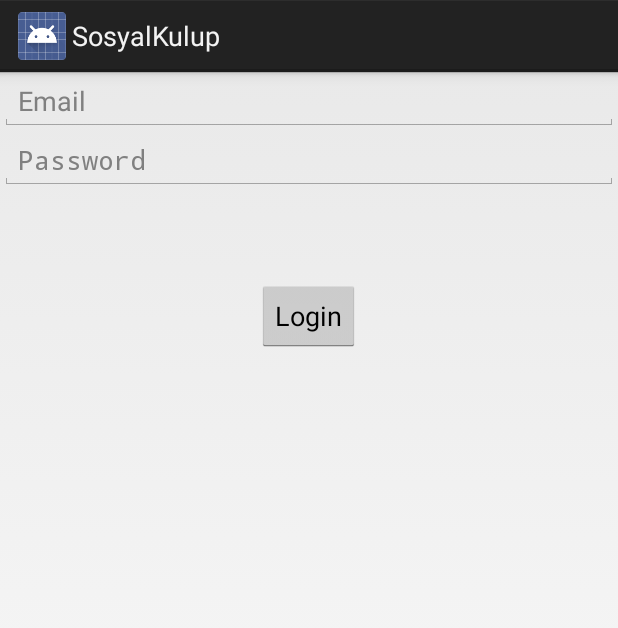
After one commit to ugurckmkc/SosyalKulup, an Android app: the Login screen opened directly, with no data from a screen before it, on a phone screen of 412 x 824 dp. The commit adds this screen. Shown: the top 628 px of the screen. Run offline under Robolectric (Android 15) with nearby library versions, the phone set to English and light mode, and no system bars; our stand-ins replace Volley.

Commit message:
Login Ekranı Eklendi (Tasarımı Yapılacak)

```diff
--- a/app/build.gradle
+++ b/app/build.gradle
@@ -25,5 +25,7 @@ dependencies {
         exclude group: 'com.android.support', module: 'support-annotations'
     })
     compile 'com.android.support.constraint:constraint-layout:1.0.0-beta5'
+    compile 'com.android.support:appcompat-v7:23.4.0'
+    compile 'com.mcxiaoke.volley:library-aar:1.0.0'
     testCompile 'junit:junit:4.12'
 }
--- /dev/null
+++ b/app/src/main/java/com/meuf/sosyalkulup/Login.java
@@ -0,0 +1,105 @@
+package com.meuf.sosyalkulup;
+
+import android.app.Activity;
+import android.content.Context;
+import android.content.Intent;
+import android.content.SharedPreferences;
+import android.os.Bundle;
+import android.view.View;
+import android.widget.Button;
+import android.widget.EditText;
+import android.widget.Toast;
+
+import com.android.volley.AuthFailureError;
+import com.android.volley.Request;
+import com.android.volley.RequestQueue;
+import com.android.volley.Response;
+import com.android.volley.VolleyError;
+import com.android.volley.toolbox.StringRequest;
+import com.android.volley.toolbox.Volley;
+
+import java.util.HashMap;
+import java.util.Map;
+
+public class Login extends Activity {
+    public static final String LOGIN_URL="http://sosyalkulup.hol.es/UserRegistration/login.php";
+    public static final String KEY_EMAIL="email";
+    public static final String KEY_PASSWORD="password";
+    public static final String LOGIN_SUCCESS="success";
+    public static final String SHARED_PREF_NAME="tech";
+    public static final String EMAIL_SHARED_PREF="email";
+    public static final String LOGGEDIN_SHARED_PREF="loggedin";
+    private EditText editTextEmail;
+    private EditText editTextPassword;
+    private Button BtnLogin;
+    private boolean loggedIn=false;
+
+    @Override
+    protected void onCreate(Bundle savedInstanceState) {
+        super.onCreate(savedInstanceState);
+        setContentView(R.layout.activity_login);
+        editTextEmail=(EditText)findViewById(R.id.editText_email);
+        editTextPassword=(EditText)findViewById(R.id.editText_password);
+        BtnLogin=(Button)findViewById(R.id.btn_login);
+        BtnLogin.setOnClickListener(new View.OnClickListener() {
+            @Override
+            public void onClick(View v) {
+                login();
+            }
+        });
+    }
+
+    private void login() {
+        final String email = editTextEmail.getText().toString().trim();
+        final String password = editTextPassword.getText().toString().trim();
+
+        StringRequest stringRequest = new StringRequest(Request.Method.POST, LOGIN_URL,
+                new Response.Listener<String>() {
+                    @Override
+                    public void onResponse(String response) {
+                        if(response.trim().equalsIgnoreCase(LOGIN_SUCCESS)){
+
+                            SharedPreferences sharedPreferences = Login.this.getSharedPreferences(SHARED_PREF_NAME, Context.MODE_PRIVATE);
+
+                            SharedPreferences.Editor editor = sharedPreferences.edit();
+
+                            editor.putBoolean(LOGGEDIN_SHARED_PREF, true);
+                            editor.putString(EMAIL_SHARED_PREF, email);
+
+                            editor.commit();
+
+                            Intent intent = new Intent(Login.this, MainActivity.class);
+                            startActivity(intent);
+                        }else{
+                            Toast.makeText(Login.this, "Yanlış Kullanıcı Adı ya da Şifre", Toast.LENGTH_LONG).show();
+                        }
+                    }
+                },
+                new Response.ErrorListener() {
+                    @Override
+                    public void onErrorResponse(VolleyError error) {
+                    }
+                }){
+            @Override
+            protected Map<String, String> getParams() throws AuthFailureError {
+                Map<String,String> prams = new HashMap<>();
+                prams.put(KEY_EMAIL, email);
+                prams.put(KEY_PASSWORD, password);
+
+                return prams;
+            }
+        };
+        RequestQueue requestQueue = Volley.newRequestQueue(this);
+        requestQueue.add(stringRequest);
+    }
+   /* @Override
+    protected void onResume() {
+        super.onResume();
+        SharedPreferences sharedPreferences = getSharedPreferences(SHARED_PREF_NAME,Context.MODE_PRIVATE);
+        loggedIn = sharedPreferences.getBoolean(LOGGEDIN_SHARED_PREF, false);
+        if(loggedIn){
+            Intent intent = new Intent(Login.this, MainActivity.class);
+            startActivity(intent);
+        }
+    }*/
+}
--- /dev/null
+++ b/app/src/main/res/layout/activity_login.xml
@@ -0,0 +1,39 @@
+<?xml version="1.0" encoding="utf-8"?>
+<RelativeLayout xmlns:android="http://schemas.android.com/apk/res/android"
+    xmlns:app="http://schemas.android.com/apk/res-auto"
+    xmlns:tools="http://schemas.android.com/tools"
+    android:layout_width="match_parent"
+    android:layout_height="match_parent"
+    tools:context="com.meuf.sosyalkulup.Login">
+
+    <EditText
+        android:layout_width="match_parent"
+        android:layout_height="wrap_content"
+        android:inputType="textEmailAddress"
+        android:ems="10"
+        android:hint="Email"
+        android:id="@+id/editText_email"
+        android:layout_alignParentTop="true"
+        android:layout_centerHorizontal="true" />
+
+    <EditText
+        android:layout_width="match_parent"
+        android:layout_height="wrap_content"
+        android:inputType="textPassword"
+        android:ems="10"
+        android:hint="Password"
+        android:id="@+id/editText_password"
+        android:layout_below="@+id/editText_email"
+        android:layout_alignParentLeft="true"
+        android:layout_alignParentStart="true" />
+
+    <Button
+        android:layout_width="wrap_content"
+        android:layout_height="wrap_content"
+        android:text="Login"
+        android:id="@+id/btn_login"
+        android:layout_below="@+id/editText_password"
+        android:layout_centerHorizontal="true"
+        android:layout_marginTop="60dp" />
+
+</RelativeLayout>
```
Also changed, not shown: app/src/main/AndroidManifest.xml (+5 -4 lines), app/src/main/java/com/meuf/sosyalkulup/SignUp.java (+22 -7 lines), app/src/main/res/layout/activity_sign_up.xml (+10 -2 lines).
